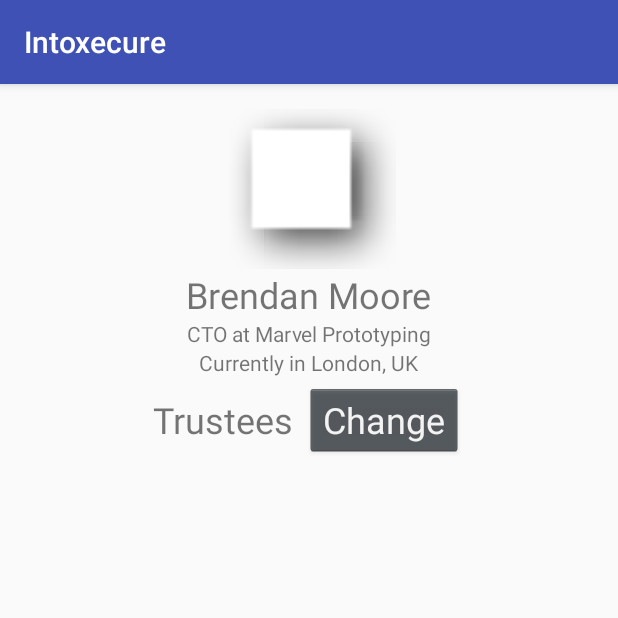
After one commit to Jameyeless/Intoxecure, an Android app: the ProfileActivity screen opened directly, with no data from a screen before it, on a phone screen of 412 x 824 dp, the top half of it. The commit adds this screen. Run offline under Robolectric (Android 15) with nearby library versions, the phone set to English and light mode, and no system bars.

Commit message:
Initial Commit

```diff
--- a/app/src/main/AndroidManifest.xml
+++ b/app/src/main/AndroidManifest.xml
@@ -26,7 +26,8 @@
 
         <activity
             android:name=".SettingsActivity"
-            android:label="@string/title_activity_settings"></activity>
+            android:label="@string/title_activity_settings" />
+        <activity android:name=".ProfileActivity"></activity>
     </application>
 
 </manifest>
--- a/app/src/main/java/com/intoxecure/intoxecure/MainActivity.java
+++ b/app/src/main/java/com/intoxecure/intoxecure/MainActivity.java
@@ -44,4 +44,8 @@ public class MainActivity extends AppCompatActivity {
     public void onSettingsClick(View view) {
         startActivity(new Intent(this, SettingsActivity.class));
     }
+
+    public void onProfileClick(View view) {
+        startActivity(new Intent(this, ProfileActivity.class));
+    }
 }
--- /dev/null
+++ b/app/src/main/java/com/intoxecure/intoxecure/ProfileActivity.java
@@ -0,0 +1,13 @@
+package com.intoxecure.intoxecure;
+
+import android.support.v7.app.AppCompatActivity;
+import android.os.Bundle;
+
+public class ProfileActivity extends AppCompatActivity {
+
+    @Override
+    protected void onCreate(Bundle savedInstanceState) {
+        super.onCreate(savedInstanceState);
+        setContentView(R.layout.activity_profile);
+    }
+}
--- /dev/null
+++ b/app/src/main/res/layout/activity_profile.xml
@@ -0,0 +1,92 @@
+<?xml version="1.0" encoding="utf-8"?>
+<android.support.constraint.ConstraintLayout xmlns:android="http://schemas.android.com/apk/res/android"
+    xmlns:app="http://schemas.android.com/apk/res-auto"
+    xmlns:tools="http://schemas.android.com/tools"
+    android:layout_width="match_parent"
+    android:layout_height="match_parent"
+    tools:context="com.intoxecure.intoxecure.ProfileActivity">
+
+    <ImageView
+        android:id="@+id/imageView2"
+        android:layout_width="115dp"
+        android:layout_height="108dp"
+        android:layout_marginTop="16dp"
+        app:layout_constraintLeft_toLeftOf="parent"
+        app:layout_constraintRight_toRightOf="parent"
+        app:layout_constraintTop_toTopOf="parent"
+        app:srcCompat="@android:drawable/picture_frame" />
+
+    <TextView
+        android:id="@+id/textView2"
+        android:layout_width="wrap_content"
+        android:layout_height="wrap_content"
+        android:text="Brendan Moore"
+        android:textSize="24sp"
+        app:layout_constraintLeft_toLeftOf="parent"
+        app:layout_constraintRight_toRightOf="parent"
+        app:layout_constraintTop_toBottomOf="@+id/imageView2" />
+
+    <TextView
+        android:id="@+id/textView3"
+        android:layout_width="wrap_content"
+        android:layout_height="wrap_content"
+        android:text="CTO at Marvel Prototyping"
+        app:layout_constraintLeft_toLeftOf="parent"
+        app:layout_constraintRight_toRightOf="parent"
+        app:layout_constraintTop_toBottomOf="@+id/textView2" />
+
+    <TextView
+        android:id="@+id/textView5"
+        android:layout_width="wrap_content"
+        android:layout_height="wrap_content"
+        android:text="Currently in London, UK"
+        app:layout_constraintHorizontal_bias="0.498"
+        app:layout_constraintLeft_toLeftOf="parent"
+        app:layout_constraintRight_toRightOf="parent"
+        app:layout_constraintTop_toBottomOf="@+id/textView3" />
+
+    <ListView
+        android:id="@+id/listView"
+        android:layout_width="395dp"
+        android:layout_height="0dp"
+        android:layout_marginBottom="8dp"
+        android:layout_marginEnd="8dp"
+        android:layout_marginStart="8dp"
+        android:layout_marginTop="8dp"
+        app:layout_constraintBottom_toBottomOf="parent"
+        app:layout_constraintEnd_toEndOf="parent"
+        app:layout_constraintStart_toStartOf="parent"
+        app:layout_constraintTop_toBottomOf="@+id/constraintLayout" />
+
+    <android.support.constraint.ConstraintLayout
+        android:id="@+id/constraintLayout"
+        android:layout_width="wrap_content"
+        android:layout_height="wrap_content"
+        android:layout_marginTop="4dp"
+        app:layout_constraintHorizontal_bias="0.497"
+        app:layout_constraintLeft_toLeftOf="parent"
+        app:layout_constraintRight_toRightOf="parent"
+        app:layout_constraintTop_toBottomOf="@+id/textView5">
+
+        <Button
+            android:id="@+id/button"
+            style="@android:style/Widget.Holo.Button"
+            android:layout_width="wrap_content"
+            android:layout_height="wrap_content"
+            android:layout_marginStart="8dp"
+            android:layout_marginLeft="8dp"
+            android:text="Change"
+            android:textSize="24sp"
+            app:layout_constraintStart_toEndOf="@+id/textView" />
+
+        <TextView
+            android:id="@+id/textView"
+            android:layout_width="wrap_content"
+            android:layout_height="wrap_content"
+            android:text="Trustees"
+            android:textSize="24sp"
+            app:layout_constraintBottom_toBottomOf="parent"
+            app:layout_constraintStart_toStartOf="parent"
+            app:layout_constraintTop_toTopOf="parent" />
+    </android.support.constraint.ConstraintLayout>
+</android.support.constraint.ConstraintLayout>
```
